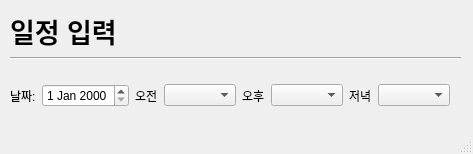
This is OOP_Project_Qt/DateInputWindow.ui in Doho-K/OOP23_1 as Qt 5 draws it before an edit. The edited form follows.
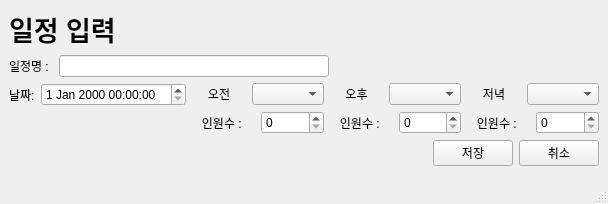
This is the edited form.

```diff
--- a/OOP_Project_Qt/DateInputWindow.ui
+++ b/OOP_Project_Qt/DateInputWindow.ui
@@ -6,23 +6,17 @@
    <rect>
     <x>0</x>
     <y>0</y>
-    <width>473</width>
-    <height>154</height>
+    <width>608</width>
+    <height>204</height>
    </rect>
   </property>
   <property name="windowTitle">
    <string>MainWindow</string>
   </property>
   <widget class="QWidget" name="centralwidget">
+   <layout class="QVBoxLayout" name="verticalLayout">
+    <item>
    <widget class="QLabel" name="label_2">
-    <property name="geometry">
-     <rect>
-      <x>10</x>
-      <y>10</y>
-      <width>121</width>
-      <height>41</height>
-     </rect>
-    </property>
     <property name="font">
      <font>
       <pointsize>20</pointsize>
@@ -33,30 +27,39 @@
      <string>일정 입력</string>
     </property>
    </widget>
-   <widget class="Line" name="line">
-    <property name="geometry">
-     <rect>
-      <x>10</x>
-      <y>50</y>
-      <width>451</width>
-      <height>16</height>
-     </rect>
-    </property>
+    </item>
+    <item>
+     <layout class="QHBoxLayout" name="horizontalLayout_7">
+      <item>
+       <widget class="QLabel" name="label_9">
+        <property name="text">
+         <string>일정명 : </string>
+        </property>
+       </widget>
+      </item>
+      <item>
+       <widget class="QLineEdit" name="lineEdit"/>
+      </item>
+      <item>
+       <spacer name="horizontalSpacer_2">
     <property name="orientation">
      <enum>Qt::Horizontal</enum>
     </property>
-   </widget>
-   <widget class="QWidget" name="horizontalLayoutWidget_3">
-    <property name="geometry">
-     <rect>
-      <x>10</x>
-      <y>70</y>
-      <width>440</width>
-      <height>51</height>
-     </rect>
-    </property>
+        <property name="sizeHint" stdset="0">
+         <size>
+          <width>40</width>
+          <height>20</height>
+         </size>
+        </property>
+       </spacer>
+      </item>
+     </layout>
+    </item>
+    <item>
     <layout class="QHBoxLayout" name="horizontalLayout_3">
      <item>
+       <layout class="QVBoxLayout" name="verticalLayout_2">
+        <item>
       <layout class="QHBoxLayout" name="horizontalLayout">
        <item>
         <widget class="QLabel" name="label">
@@ -66,10 +69,27 @@
         </widget>
        </item>
        <item>
-        <widget class="QDateEdit" name="dateEdit"/>
+           <widget class="QDateTimeEdit" name="dateTimeEdit"/>
        </item>
       </layout>
      </item>
+        <item>
+         <spacer name="verticalSpacer">
+          <property name="orientation">
+           <enum>Qt::Vertical</enum>
+          </property>
+          <property name="sizeHint" stdset="0">
+           <size>
+            <width>20</width>
+            <height>40</height>
+           </size>
+          </property>
+         </spacer>
+        </item>
+       </layout>
+      </item>
+      <item>
+       <layout class="QVBoxLayout" name="verticalLayout_3">
      <item>
       <layout class="QHBoxLayout" name="horizontalLayout_2">
        <item>
@@ -77,6 +97,9 @@
          <property name="text">
           <string>오전</string>
          </property>
+            <property name="alignment">
+             <set>Qt::AlignCenter</set>
+            </property>
         </widget>
        </item>
        <item>
@@ -85,12 +108,36 @@
       </layout>
      </item>
      <item>
+         <layout class="QHBoxLayout" name="horizontalLayout_9">
+          <item>
+           <widget class="QLabel" name="label_5">
+            <property name="text">
+             <string>인원수 : </string>
+            </property>
+            <property name="alignment">
+             <set>Qt::AlignCenter</set>
+            </property>
+           </widget>
+          </item>
+          <item>
+           <widget class="QSpinBox" name="spinBox"/>
+          </item>
+         </layout>
+        </item>
+       </layout>
+      </item>
+      <item>
+       <layout class="QVBoxLayout" name="verticalLayout_4">
+        <item>
       <layout class="QHBoxLayout" name="horizontalLayout_6">
        <item>
         <widget class="QLabel" name="label_6">
          <property name="text">
           <string>오후</string>
          </property>
+            <property name="alignment">
+             <set>Qt::AlignCenter</set>
+            </property>
         </widget>
        </item>
        <item>
@@ -99,12 +146,36 @@
       </layout>
      </item>
      <item>
+         <layout class="QHBoxLayout" name="horizontalLayout_10">
+          <item>
+           <widget class="QLabel" name="label_7">
+            <property name="text">
+             <string>인원수 : </string>
+            </property>
+            <property name="alignment">
+             <set>Qt::AlignCenter</set>
+            </property>
+           </widget>
+          </item>
+          <item>
+           <widget class="QSpinBox" name="spinBox_2"/>
+          </item>
+         </layout>
+        </item>
+       </layout>
+      </item>
+      <item>
+       <layout class="QVBoxLayout" name="verticalLayout_5">
+        <item>
       <layout class="QHBoxLayout" name="horizontalLayout_4">
        <item>
         <widget class="QLabel" name="label_4">
          <property name="text">
           <string>저녁</string>
          </property>
+            <property name="alignment">
+             <set>Qt::AlignCenter</set>
+            </property>
         </widget>
        </item>
        <item>
@@ -112,8 +183,72 @@
        </item>
       </layout>
      </item>
-    </layout>
-   </widget>
+        <item>
+         <layout class="QHBoxLayout" name="horizontalLayout_11">
+          <item>
+           <widget class="QLabel" name="label_8">
+            <property name="text">
+             <string>인원수 : </string>
+            </property>
+            <property name="alignment">
+             <set>Qt::AlignCenter</set>
+            </property>
+           </widget>
+          </item>
+          <item>
+           <widget class="QSpinBox" name="spinBox_3"/>
+          </item>
+         </layout>
+        </item>
+       </layout>
+      </item>
+     </layout>
+    </item>
+    <item>
+     <layout class="QHBoxLayout" name="horizontalLayout_5">
+      <item>
+       <spacer name="horizontalSpacer">
+        <property name="orientation">
+         <enum>Qt::Horizontal</enum>
+        </property>
+        <property name="sizeHint" stdset="0">
+         <size>
+          <width>40</width>
+          <height>20</height>
+         </size>
+        </property>
+       </spacer>
+      </item>
+      <item>
+       <widget class="QPushButton" name="pushButton_2">
+        <property name="text">
+         <string>저장</string>
+        </property>
+       </widget>
+      </item>
+      <item>
+       <widget class="QPushButton" name="pushButton">
+        <property name="text">
+         <string>취소</string>
+        </property>
+       </widget>
+      </item>
+     </layout>
+    </item>
+    <item>
+     <spacer name="verticalSpacer_2">
+      <property name="orientation">
+       <enum>Qt::Vertical</enum>
+      </property>
+      <property name="sizeHint" stdset="0">
+       <size>
+        <width>20</width>
+        <height>40</height>
+       </size>
+      </property>
+     </spacer>
+    </item>
+   </layout>
   </widget>
   <widget class="QStatusBar" name="statusbar"/>
  </widget>
```
Left out of the diff: 4 changed lines with no effect on the pictures. Lines whose indentation alone changed are shown as unchanged.
